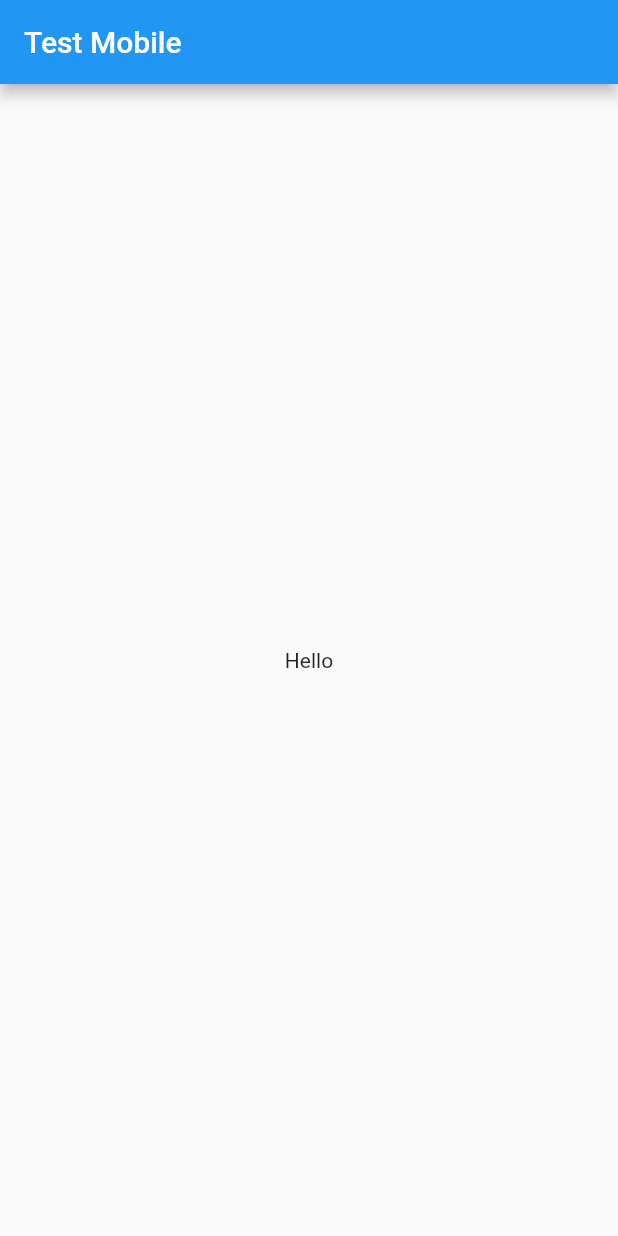
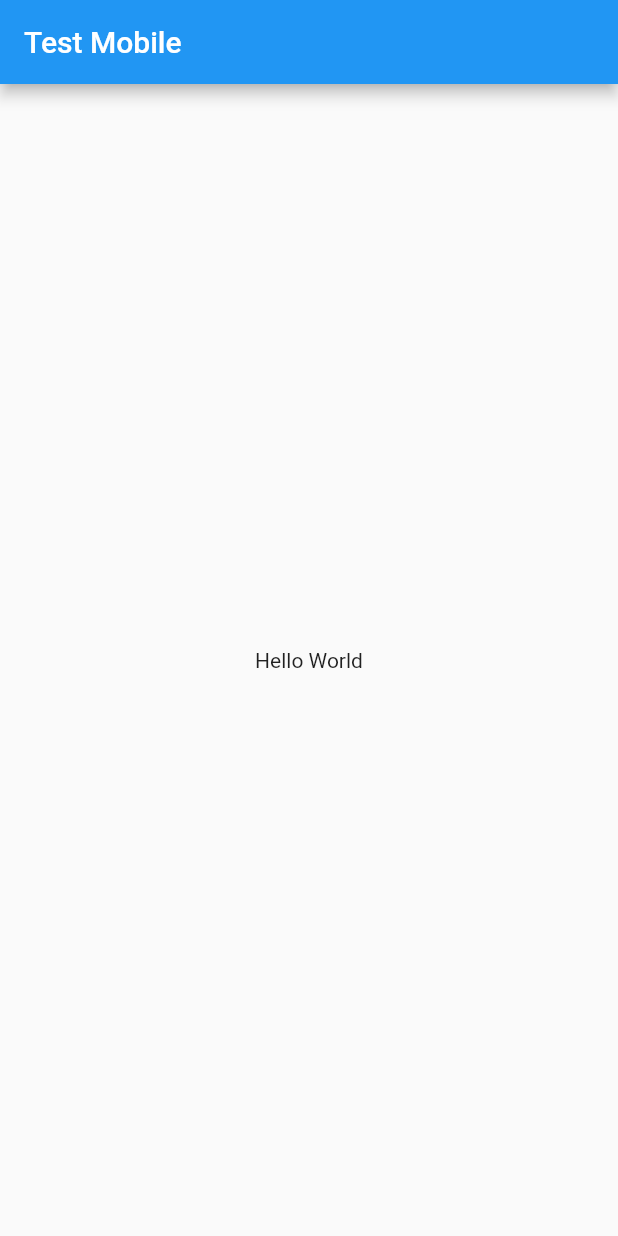
Before and after one commit to Xkonz/Tugas-Mobile, a Flutter app: the screen it shows after launch, on a phone screen of 412 x 824 dp. Run offline on Flutter 3.47's test engine with Material 2 defaults, Android fonts, the phone set to English and light mode, and no system bars.

Commit message:
Update main.dart

```diff
--- a/lib/main.dart
+++ b/lib/main.dart
@@ -7,7 +7,7 @@ void main() {
           home: Scaffold(
             body: Center(
               child: Text(
-                "Hello",
+                "Hello World",
               ),
             ),
             appBar: AppBar(
```
